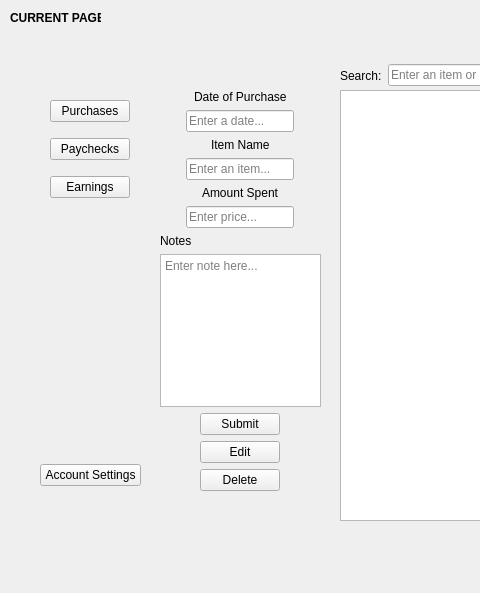
Above: FinanceCalculatorV2/finance_page.ui from UnitedPuggs/FinanceCalculatorV2 before the change; both pictures show x 0 to 480 and y 0 to 593 of the 1198 by 593 pixel window. Below: the same form after it.
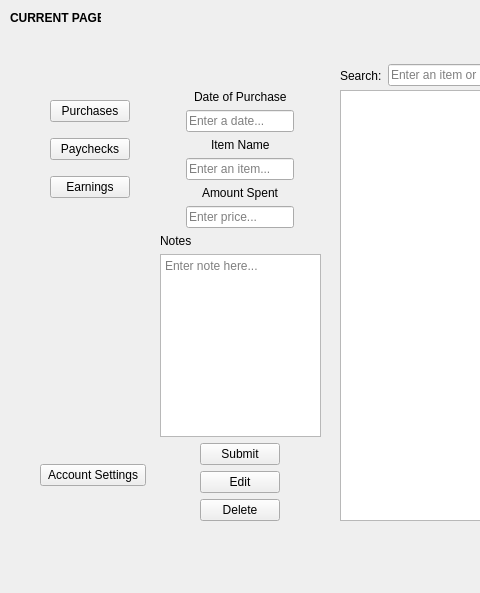
That is the form after the change.

What changed in the file:
```diff
--- a/FinanceCalculatorV2/finance_page.ui
+++ b/FinanceCalculatorV2/finance_page.ui
@@ -55,7 +55,7 @@
         <x>20</x>
         <y>40</y>
         <width>161</width>
-        <height>401</height>
+        <height>431</height>
        </rect>
       </property>
       <layout class="QVBoxLayout" name="infovert">
@@ -684,7 +684,7 @@
      <rect>
       <x>50</x>
       <y>90</y>
-      <width>82</width>
+      <width>95</width>
       <height>121</height>
      </rect>
     </property>
@@ -799,7 +799,7 @@
      <rect>
       <x>40</x>
       <y>460</y>
-      <width>101</width>
+      <width>106</width>
       <height>31</height>
      </rect>
     </property>
```
Left out of the diff: 92 changed lines with no effect on the pictures.
